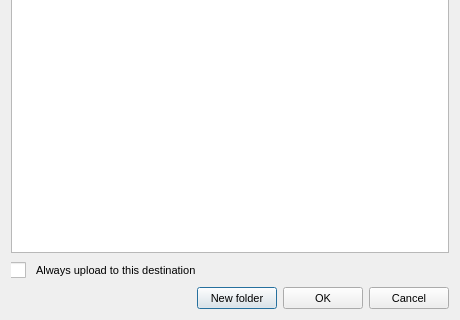
Old version of the form src/MEGASync/gui/win/NodeSelector.ui in the repository meganz/MEGAsync; both pictures show x 0 to 460 and y 140 to 460 of the 460 by 460 pixel window.
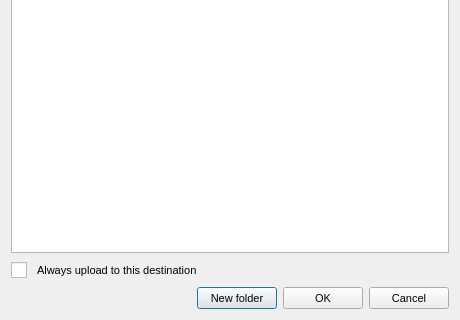
New version of the form.

Commit message: fix cut checkbox in node selector in windows

Diff of the .ui file:
```diff
--- a/src/MEGASync/gui/win/NodeSelector.ui
+++ b/src/MEGASync/gui/win/NodeSelector.ui
@@ -45,7 +45,6 @@
 #cbAlwaysUploadToLocation
 {
     spacing: 10px;
-	padding-left: -1px;
 }</string>
   </property>
   <property name="modal">
```
